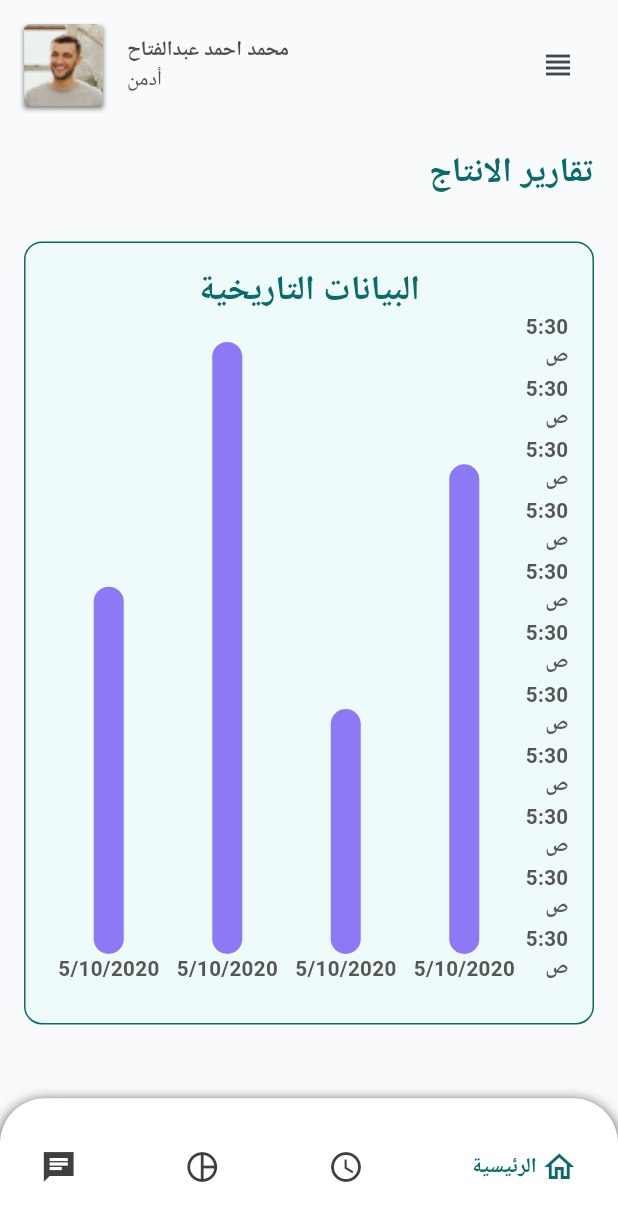
After one commit to Yara-mohamed0/production_management, a Flutter app: the BottomNavigationWidget screen opened directly, on a phone screen of 412 x 824 dp. The commit adds this screen. Shown: the top 1221 px of the screen. Run offline on Flutter 3.47's test engine with Material 3 defaults, Android fonts, the phone set to English and light mode, and no system bars; drawn by our look-alikes of fl_chart, google_nav_bar; our stand-ins replace flutter_bloc, flutter_screenutil, google_fonts, timer_count_down.

Commit message:
Home and bottom Navigation Files

```diff
--- /dev/null
+++ b/lib/core/shared_widgets/bottom_navigationbar.dart
@@ -0,0 +1,76 @@
+import 'package:flutter/material.dart';
+import 'package:flutter_bloc/flutter_bloc.dart';
+import 'package:flutter_screenutil/flutter_screenutil.dart';
+import 'package:google_nav_bar/google_nav_bar.dart';
+import 'package:production_management/features/home/logic/cubit/cubit.dart';
+import 'package:production_management/features/home/logic/cubit/state.dart';
+
+import '../theming/colors.dart';
+
+class BottomNavigationWidget extends StatelessWidget {
+  const BottomNavigationWidget({super.key});
+
+  @override
+  Widget build(BuildContext context) {
+    return BlocProvider(
+      create: (BuildContext context) => HomeCubit(),
+      child: BlocConsumer<HomeCubit, HomeStates>(
+        listener: (context, state) {},
+        builder: (context, state) {
+          var cubit = HomeCubit.get(context);
+          return Scaffold(
+            body: cubit.bottomScreens[cubit.currentIndex],
+            bottomNavigationBar: Container(
+              decoration: const BoxDecoration(
+                color: AppColors.whiteColor,
+                borderRadius: BorderRadius.only(
+                    topRight: Radius.circular(30),
+                    topLeft: Radius.circular(30)),
+                boxShadow: [
+                  BoxShadow(
+                    color: AppColors.greyColor,
+                    blurRadius: 7,
+                    offset: Offset(0, 2),
+                  ),
+                ],
+              ),
+              child: Padding(
+                padding: EdgeInsets.symmetric(horizontal: 15.w, vertical: 20.h),
+                child: GNav(
+                  curve: Curves.easeInCirc,
+                  gap: 3,
+                  padding: const EdgeInsets.all(10),
+                  backgroundColor: AppColors.whiteColor,
+                  color: AppColors.greyColor,
+                  activeColor: AppColors.mainColor,
+                  onTabChange: (index) {
+                    cubit.changeBottom(index);
+                  },
+                  selectedIndex: cubit.currentIndex,
+                  tabs: const [
+                    GButton(
+                      icon: Icons.home_outlined,
+                      text: "الرئيسية",
+                    ),
+                    GButton(
+                      icon: Icons.watch_later_outlined,
+                      text: "تتبع ساعات العمل",
+                    ),
+                    GButton(
+                      icon: Icons.pie_chart_outline,
+                      text: "تتبع الصيانة",
+                    ),
+                    GButton(
+                      icon: Icons.chat_sharp,
+                      text: "التواصل الداخلي",
+                    ),
+                  ],
+                ),
+              ),
+            ),
+          );
+        },
+      ),
+    );
+  }
+}
--- a/lib/core/theming/colors.dart
+++ b/lib/core/theming/colors.dart
@@ -3,6 +3,7 @@ import 'package:flutter/material.dart';
 abstract class AppColors {
   //main colors
   static const Color mainColor = Color(0xff086C6A);
+  static const Color appBackgroundColor=Color(0xffF9FAFC);
   static const Color blackColor = Colors.black;
   static const Color whiteColor = Colors.white;
 
@@ -22,6 +23,10 @@ abstract class AppColors {
   static const Color ratingBackgroundGrey = Color(0xffF8F8F8);
   static const Color orText = Color(0xff64748B);
   static const Color serviceConditions = Color(0xff484848);
+  static const Color homeNameColor = Color(0xff4E4E4E);
+  static const Color chartDetailsColor = Color(0xff565656);
+  static const Color chartBarColor = Color(0xff8D79F6);
+
 //red color
   static const Color redColor = Color(0xffCE0909);
   static const Color fireColor = Color(0xffE8899E);
@@ -46,4 +51,6 @@ abstract class AppColors {
 //green color
   static const Color limeGreen = Color(0xffE2F8E3);
   static const Color textGreen = Color(0xff04AD01);
+  static const Color lightGreen = Color(0xffEFFBFB);
+
 }
--- a/lib/core/theming/styles.dart
+++ b/lib/core/theming/styles.dart
@@ -12,6 +12,17 @@ class AppFonts {
       color: AppColors.mainColor);
 
   //700
+  static TextStyle font12W700HomeNameColor = GoogleFonts.scheherazadeNew(
+    fontSize: 12.sp,
+    fontWeight: FontWeightHelper.bold,
+    color: AppColors.homeNameColor,
+  );
+
+  static TextStyle font12W700ChartDetailsColor = GoogleFonts.scheherazadeNew(
+    fontSize: 12.sp,
+    fontWeight: FontWeightHelper.bold,
+    color: AppColors.chartDetailsColor,
+  );
 
   static TextStyle font14W700White = GoogleFonts.scheherazadeNew(
     fontSize: 14.sp,
@@ -221,6 +232,13 @@ class AppFonts {
       color: AppColors.whiteColor);
 
   //500
+
+  static TextStyle font12W500HomeNameColor = GoogleFonts.scheherazadeNew(
+    fontSize: 12.sp,
+    fontWeight: FontWeightHelper.medium,
+    color: AppColors.homeNameColor,
+  );
+
   static TextStyle font14W500Black = GoogleFonts.scheherazadeNew(
       fontSize: 14.sp,
       fontWeight: FontWeightHelper.medium,
--- /dev/null
+++ b/lib/features/home/logic/cubit/cubit.dart
@@ -0,0 +1,31 @@
+import 'package:flutter/material.dart';
+import 'package:flutter_bloc/flutter_bloc.dart';
+import 'package:production_management/features/home/ui/screen/home_screen.dart';
+
+import 'state.dart';
+
+class HomeCubit extends Cubit<HomeStates> {
+  HomeCubit() : super(HomeInitialState());
+
+  static HomeCubit get(context) => BlocProvider.of(context);
+
+  int currentIndex = 0;
+
+  List<Widget> bottomScreens = [
+    const HomeScreen(),
+    Container(
+      color: Colors.purple,
+    ),
+    Container(
+      color: Colors.deepPurple,
+    ),
+    Container(
+      color: Colors.deepPurpleAccent,
+    ),
+  ];
+
+  void changeBottom(int index) {
+    currentIndex = index;
+    emit(HomeBottomChange());
+  }
+}
--- /dev/null
+++ b/lib/features/home/logic/cubit/state.dart
@@ -0,0 +1,5 @@
+abstract class HomeStates{}
+
+class HomeInitialState extends HomeStates{}
+
+class HomeBottomChange extends HomeStates{}
--- /dev/null
+++ b/lib/features/home/ui/screen/home_screen.dart
@@ -0,0 +1,39 @@
+import 'package:flutter/material.dart';
+import 'package:production_management/core/theming/styles.dart';
+
+import '../widgets/historical_data_chart.dart';
+import '../widgets/home_header.dart';
+
+class HomeScreen extends StatelessWidget {
+  const HomeScreen({super.key});
+
+  @override
+  Widget build(BuildContext context) {
+    return Scaffold(
+      body: SafeArea(
+        child: SingleChildScrollView(
+          child: Padding(
+            padding: const EdgeInsets.symmetric(horizontal: 16, vertical: 16),
+            child: Column(
+              crossAxisAlignment: CrossAxisAlignment.start,
+              children: [
+                const HomeHeader(),
+                const SizedBox(
+                  height: 28,
+                ),
+                Text(
+                  "تقارير الانتاج",
+                  style: AppFonts.font20W700Primary,
+                ),
+                const SizedBox(
+                  height: 28,
+                ),
+                const CustomBarChart(),
+              ],
+            ),
+          ),
+        ),
+      ),
+    );
+  }
+}
--- /dev/null
+++ b/lib/features/home/ui/widgets/historical_data_chart.dart
@@ -0,0 +1,144 @@
+import 'package:fl_chart/fl_chart.dart';
+import 'package:flutter/material.dart';
+import 'package:production_management/core/theming/colors.dart';
+import 'package:production_management/core/theming/styles.dart';
+
+class CustomBarChart extends StatelessWidget {
+  const CustomBarChart({super.key});
+
+  @override
+  Widget build(BuildContext context) {
+    return Container(
+      decoration: BoxDecoration(
+        border: Border.all(color: AppColors.mainColor),
+        borderRadius: BorderRadius.circular(12),
+        color: AppColors.lightGreen,
+      ),
+      padding: const EdgeInsets.all(16.0),
+      child: Column(
+        crossAxisAlignment: CrossAxisAlignment.center,
+        children: [
+          Text('البيانات التاريخية', style: AppFonts.font20W700Primary),
+          const SizedBox(height: 16),
+          SizedBox(
+            height: 438,
+            child: BarChart(
+              BarChartData(
+                alignment: BarChartAlignment.spaceAround,
+                barTouchData: BarTouchData(
+                  enabled: false,
+                ),
+                titlesData: FlTitlesData(
+                    leftTitles: const AxisTitles(
+                      sideTitles: SideTitles(showTitles: false),
+                    ),
+                    bottomTitles: AxisTitles(
+                      sideTitles: SideTitles(
+                        showTitles: true,
+                        getTitlesWidget: (value, meta) {
+                          switch (value.toInt()) {
+                            case 0:
+                              return Text(
+                                '5/10/2020',
+                                style: AppFonts.font12W700ChartDetailsColor,
+                              );
+                            case 1:
+                              return Text(
+                                '5/10/2020',
+                                style: AppFonts.font12W700ChartDetailsColor,
+                              );
+                            case 2:
+                              return Text(
+                                '5/10/2020',
+                                style: AppFonts.font12W700ChartDetailsColor,
+                              );
+                            case 3:
+                              return Text(
+                                '5/10/2020',
+                                style: AppFonts.font12W700ChartDetailsColor,
+                              );
+                            case 4:
+                              return Text(
+                                '5/10/2020',
+                                style: AppFonts.font12W700ChartDetailsColor,
+                              );
+                            default:
+                              return const Text('');
+                          }
+                        },
+                        reservedSize: 30,
+                        // margin: 8,
+                      ),
+                    ),
+                    topTitles: const AxisTitles(
+                      sideTitles: SideTitles(showTitles: false),
+                    ),
+                    rightTitles: AxisTitles(
+                      sideTitles: SideTitles(
+                        showTitles: true,
+                        getTitlesWidget: (value, meta) {
+                          return Text(
+                            '5:30 ص',
+                            style: AppFonts.font12W700ChartDetailsColor,
+                          );
+                        },
+                        reservedSize: 30,
+                        // margin: 8,
+                      ),
+                    )),
+                borderData: FlBorderData(
+                  show: false,
+                ),
+                gridData: const FlGridData(
+                  show: false,
+                ),
+                barGroups: [
+                  BarChartGroupData(
+                    x: 0,
+                    barRods: [
+                      BarChartRodData(
+                        toY: 3,
+                        color: AppColors.chartBarColor,
+                        width: 20,
+                      ),
+                    ],
+                  ),
+                  BarChartGroupData(
+                    x: 1,
+                    barRods: [
+                      BarChartRodData(
+                        toY: 5,
+                        color: AppColors.chartBarColor,
+                        width: 20,
+                      ),
+                    ],
+                  ),
+                  BarChartGroupData(
+                    x: 2,
+                    barRods: [
+                      BarChartRodData(
+                        toY: 2,
+                        color: AppColors.chartBarColor,
+                        width: 20,
+                      ),
+                    ],
+                  ),
+                  BarChartGroupData(
+                    x: 3,
+                    barRods: [
+                      BarChartRodData(
+                        toY: 4,
+                        color: AppColors.chartBarColor,
+                        width: 20,
+                      ),
+                    ],
+                  ),
+                ],
+              ),
+            ),
+          ),
+        ],
+      ),
+    );
+  }
+}
--- /dev/null
+++ b/lib/features/home/ui/widgets/home_header.dart
@@ -0,0 +1,60 @@
+import 'package:flutter/material.dart';
+import 'package:flutter_screenutil/flutter_screenutil.dart';
+
+import '../../../../core/theming/colors.dart';
+import '../../../../core/theming/styles.dart';
+
+class HomeHeader extends StatelessWidget {
+  const HomeHeader({super.key});
+
+  @override
+  Widget build(BuildContext context) {
+    return Row(
+      mainAxisAlignment: MainAxisAlignment.spaceBetween,
+      children: [
+        IconButton(
+          onPressed: () {},
+          icon: const Icon(Icons.view_headline_sharp),
+        ),
+        Row(
+          children: [
+            Column(
+              crossAxisAlignment: CrossAxisAlignment.end,
+              children: [
+                Text(
+                  "محمد احمد عبدالفتاح",
+                  style: AppFonts.font12W700HomeNameColor,
+                ),
+                Text(
+                  "أدمن",
+                  style: AppFonts.font12W500HomeNameColor,
+                ),
+              ],
+            ),
+            const SizedBox(
+              width: 16,
+            ),
+            Container(
+              width: 46.0.w,
+              height: 46.0.h,
+              decoration: const BoxDecoration(
+                shape: BoxShape.rectangle,
+                image: DecorationImage(
+                  image: AssetImage("assets/images/user_image.png"),
+                  fit: BoxFit.cover,
+                ),
+                boxShadow: [
+                  BoxShadow(
+                    color: AppColors.lightGrey,
+                    blurRadius: 2,
+                    offset: Offset(0, 2),
+                  )
+                ],
+              ),
+            ),
+          ],
+        ),
+      ],
+    );
+  }
+}
--- a/lib/features/login/ui/screen/login_screen.dart
+++ b/lib/features/login/ui/screen/login_screen.dart
@@ -1,4 +1,3 @@
-
 import 'package:flutter/material.dart';
 import 'package:flutter_bloc/flutter_bloc.dart';
 import 'package:flutter_screenutil/flutter_screenutil.dart';
@@ -6,6 +5,7 @@ import 'package:flutter_screenutil/flutter_screenutil.dart';
 import '../../../../../core/shared_widgets/shared_button.dart';
 import '../../../../../core/shared_widgets/text_button.dart';
 import '../../../../../core/theming/colors.dart';
+import '../../../../core/shared_widgets/bottom_navigationbar.dart';
 import '../../../../core/shared_widgets/default_text_form_field.dart';
 import '../../../../core/theming/styles.dart';
 
@@ -127,11 +127,11 @@ class LoginScreen extends StatelessWidget {
                             color: AppColors.mainColor,
                             function: () {
                               if (formKey.currentState!.validate()) {
-                                // Navigator.push(
-                                //     context,
-                                //     MaterialPageRoute(
-                                //         builder: (context) =>
-                                //             PatientBottomNavigation()));
+                                Navigator.push(
+                                    context,
+                                    MaterialPageRoute(
+                                        builder: (context) =>
+                                            const BottomNavigationWidget()));
                               }
                             },
                             text: "تسجيل الدخول",
--- a/lib/main.dart
+++ b/lib/main.dart
@@ -24,10 +24,10 @@ class MyApp extends StatelessWidget {
           debugShowCheckedModeBanner: false,
           title: 'Hospital',
           theme: ThemeData(
-            cardColor: AppColors.imageBackground,
             appBarTheme: const AppBarTheme(color: AppColors.whiteColor),
-            colorScheme: ColorScheme.fromSeed(seedColor: AppColors.whiteColor),
-            scaffoldBackgroundColor: Colors.white,
+            colorScheme:
+                ColorScheme.fromSeed(seedColor: AppColors.appBackgroundColor),
+            scaffoldBackgroundColor: AppColors.appBackgroundColor,
             useMaterial3: true,
           ),
           localizationsDelegates: const [
--- a/pubspec.yaml
+++ b/pubspec.yaml
@@ -37,6 +37,8 @@ dependencies:
   bloc:
   flutter_bloc:
   timer_count_down:
+  fl_chart:
+  google_nav_bar:
 # The following adds the Cupertino Icons font to your application.
   # Use with the CupertinoIcons class for iOS style icons.
   cupertino_icons: ^1.0.6
```
Also changed, not shown: assets/images/user_image.png (added), pubspec.lock.
